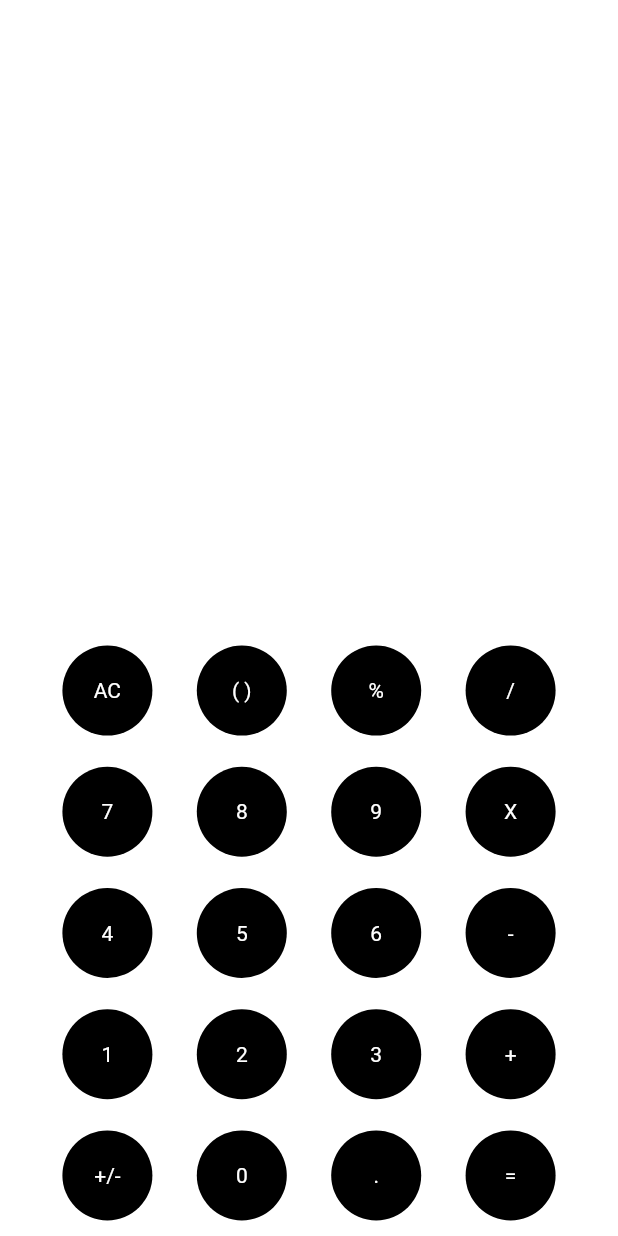
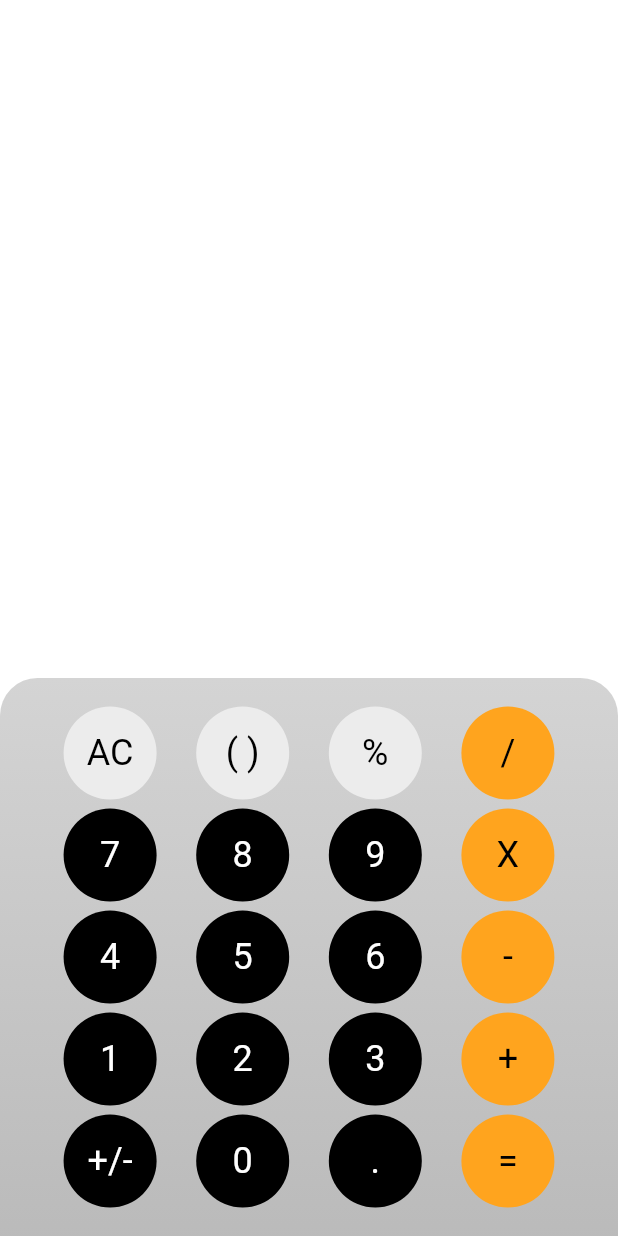
Before and after one commit to tyanbiao/flutter-calculator, a Flutter app: the screen it shows after launch, on a phone screen of 412 x 824 dp. Run offline on Flutter 3.47's test engine with Material 2 defaults, Android fonts, the phone set to English and light mode, and no system bars.

Commit message:
feat: update colors of circle buttons

```diff
--- a/lib/main.dart
+++ b/lib/main.dart
@@ -26,9 +26,7 @@ class Calculator extends StatelessWidget {
             Expanded(
               child: CalculatorScreen(),
             ),
-            const Expanded(
-              child: CalculatorKeyBoard(),
-            ),
+            const CalculatorKeyBoard(),
           ],
         ));
   }
--- a/lib/src/keyboard.dart
+++ b/lib/src/keyboard.dart
@@ -6,20 +6,46 @@ class CalculatorKeyBoard extends StatelessWidget {
   @override
   Widget build(BuildContext context) {
     return Container(
+        decoration: const BoxDecoration(
+            // color: Color(0x76a1a1a1),
+            gradient: LinearGradient(
+                colors: [Color(0x76A2A2A2), Color(0x766B6B6B)],
+                begin: Alignment.topCenter,
+                end: Alignment.bottomCenter),
+            borderRadius: BorderRadius.only(
+                topLeft: Radius.circular(25), topRight: Radius.circular(25))),
         padding: const EdgeInsets.only(
           left: 16,
           right: 16,
-          top: 8,
+          top: 16,
+          bottom: 16,
         ),
+        height: 372,
         child: Column(mainAxisAlignment: MainAxisAlignment.center, children: [
           Expanded(
               child: Row(
             mainAxisAlignment: MainAxisAlignment.spaceEvenly,
             children: const [
-              CircleButton(label: 'AC'),
-              CircleButton(label: '( )'),
-              CircleButton(label: '%'),
-              CircleButton(label: '/'),
+              CircleButton(
+                label: 'AC',
+                color: Color(0xFFececec),
+                textColor: Color(0xff000000),
+              ),
+              CircleButton(
+                label: '( )',
+                color: Color(0xFFececec),
+                textColor: Color(0xff000000),
+              ),
+              CircleButton(
+                label: '%',
+                color: Color(0xFFececec),
+                textColor: Color(0xff000000),
+              ),
+              CircleButton(
+                label: '/',
+                color: Color(0xffffa41e),
+                textColor: Color(0xff000000),
+              ),
             ],
           )),
           Expanded(
@@ -29,7 +55,11 @@ class CalculatorKeyBoard extends StatelessWidget {
                 CircleButton(label: '7'),
                 CircleButton(label: '8'),
                 CircleButton(label: '9'),
-                CircleButton(label: 'X'),
+                CircleButton(
+                  label: 'X',
+                  color: Color(0xffffa41e),
+                  textColor: Color(0xff000000),
+                ),
               ],
             ),
           ),
@@ -40,7 +70,11 @@ class CalculatorKeyBoard extends StatelessWidget {
                 CircleButton(label: '4'),
                 CircleButton(label: '5'),
                 CircleButton(label: '6'),
-                CircleButton(label: '-'),
+                CircleButton(
+                  label: '-',
+                  color: Color(0xffffa41e),
+                  textColor: Color(0xff000000),
+                ),
               ],
             ),
           ),
@@ -51,7 +85,11 @@ class CalculatorKeyBoard extends StatelessWidget {
                 CircleButton(label: '1'),
                 CircleButton(label: '2'),
                 CircleButton(label: '3'),
-                CircleButton(label: '+'),
+                CircleButton(
+                  label: '+',
+                  color: Color(0xffffa41e),
+                  textColor: Color(0xff000000),
+                ),
               ],
             ),
           ),
@@ -62,7 +100,11 @@ class CalculatorKeyBoard extends StatelessWidget {
                 CircleButton(label: '+/-'),
                 CircleButton(label: '0'),
                 CircleButton(label: '.'),
-                CircleButton(label: '='),
+                CircleButton(
+                  label: '=',
+                  color: Color(0xffffa41e),
+                  textColor: Color(0xff000000),
+                ),
               ],
             ),
           )
@@ -85,17 +127,17 @@ class CircleButton extends StatelessWidget {
   Widget build(BuildContext context) {
     return Container(
       decoration: BoxDecoration(
-        borderRadius: const BorderRadius.all(Radius.circular(30)),
+        borderRadius: const BorderRadius.all(Radius.circular(31)),
         color: color,
       ),
-      margin: const EdgeInsets.all(4),
+      // margin: const EdgeInsets.all(4),
       child: Text(
         label,
-        style: TextStyle(color: textColor),
+        style: TextStyle(color: textColor, fontSize: 24),
       ),
       alignment: Alignment.center,
-      height: 60,
-      width: 60,
+      height: 62,
+      width: 62,
     );
   }
 }
```
